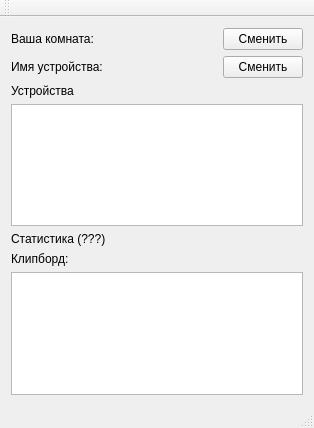
LuxoftLab/ShareClipboard, file desktop/gui/mainwindow.ui: the form before one commit.
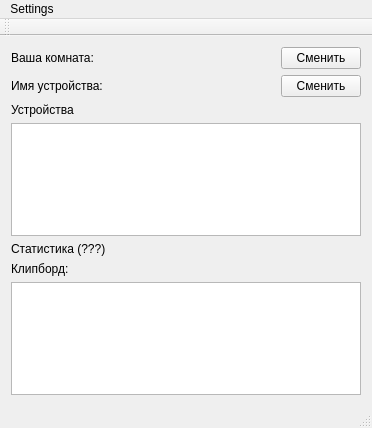
The form after the commit.

```diff
--- a/desktop/gui/mainwindow.ui
+++ b/desktop/gui/mainwindow.ui
@@ -6,7 +6,7 @@
    <rect>
     <x>0</x>
     <y>0</y>
-    <width>314</width>
+    <width>372</width>
     <height>428</height>
    </rect>
   </property>
@@ -119,10 +119,22 @@
     <rect>
      <x>0</x>
      <y>0</y>
-     <width>314</width>
+     <width>372</width>
      <height>22</height>
     </rect>
    </property>
+   <widget class="QMenu" name="menuSettings">
+    <property name="minimumSize">
+     <size>
+      <width>350</width>
+      <height>350</height>
+     </size>
+    </property>
+    <property name="title">
+     <string>Settings</string>
+    </property>
+   </widget>
+   <addaction name="menuSettings"/>
   </widget>
   <widget class="QToolBar" name="mainToolBar">
    <attribute name="toolBarArea">
```
